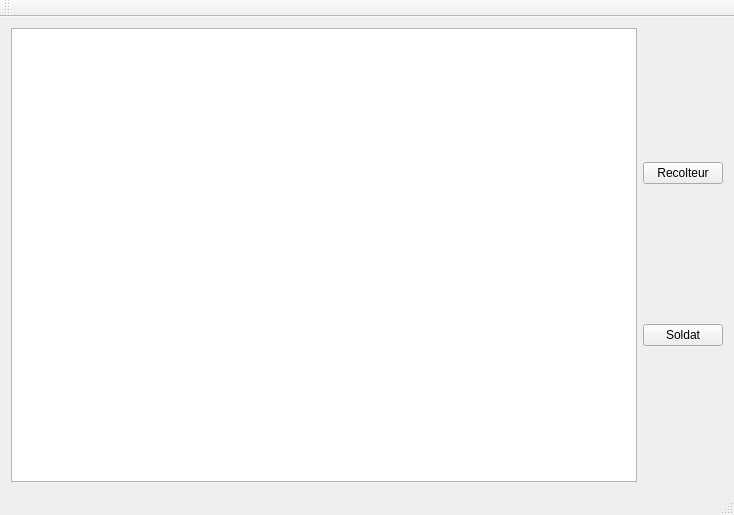
This is gameview.ui in A1c0/Ant_Game_Qt as Qt 5 draws it before an edit. The edited form follows.
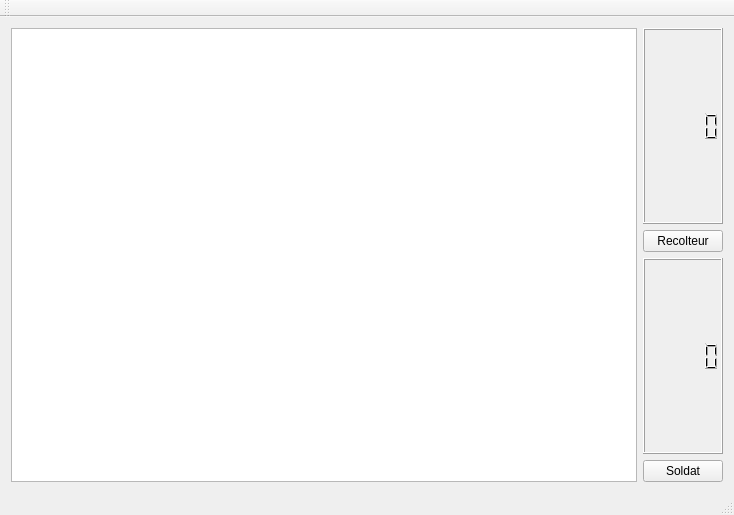
This is the edited form. Icons and pictures are not drawn.

```diff
--- a/gameview.ui
+++ b/gameview.ui
@@ -23,7 +23,10 @@
       <item>
        <layout class="QVBoxLayout" name="verticalLayout">
         <item>
-         <widget class="QPushButton" name="pushButton">
+         <widget class="QLCDNumber" name="harvesterNumber"/>
+        </item>
+        <item>
+         <widget class="QPushButton" name="harvesterButton">
           <property name="text">
            <string>Recolteur</string>
           </property>
@@ -40,7 +43,10 @@
          </widget>
         </item>
         <item>
-         <widget class="QPushButton" name="pushButton_3">
+         <widget class="QLCDNumber" name="soldierNumber"/>
+        </item>
+        <item>
+         <widget class="QPushButton" name="soldierButton">
           <property name="text">
            <string>Soldat</string>
           </property>
```
